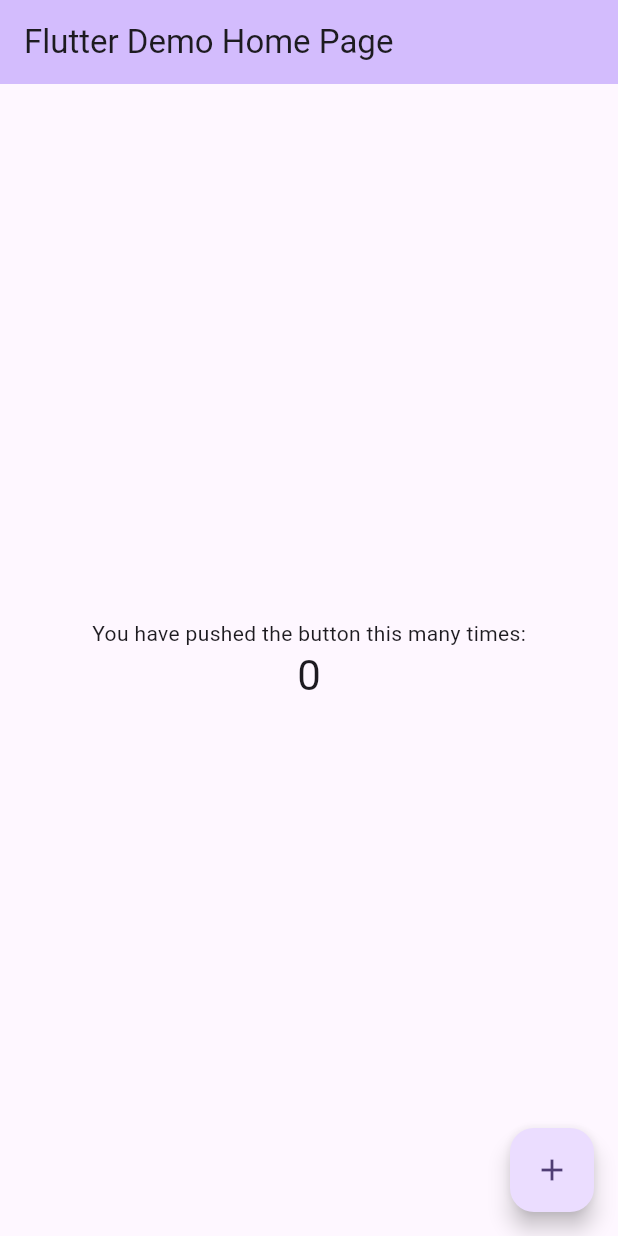
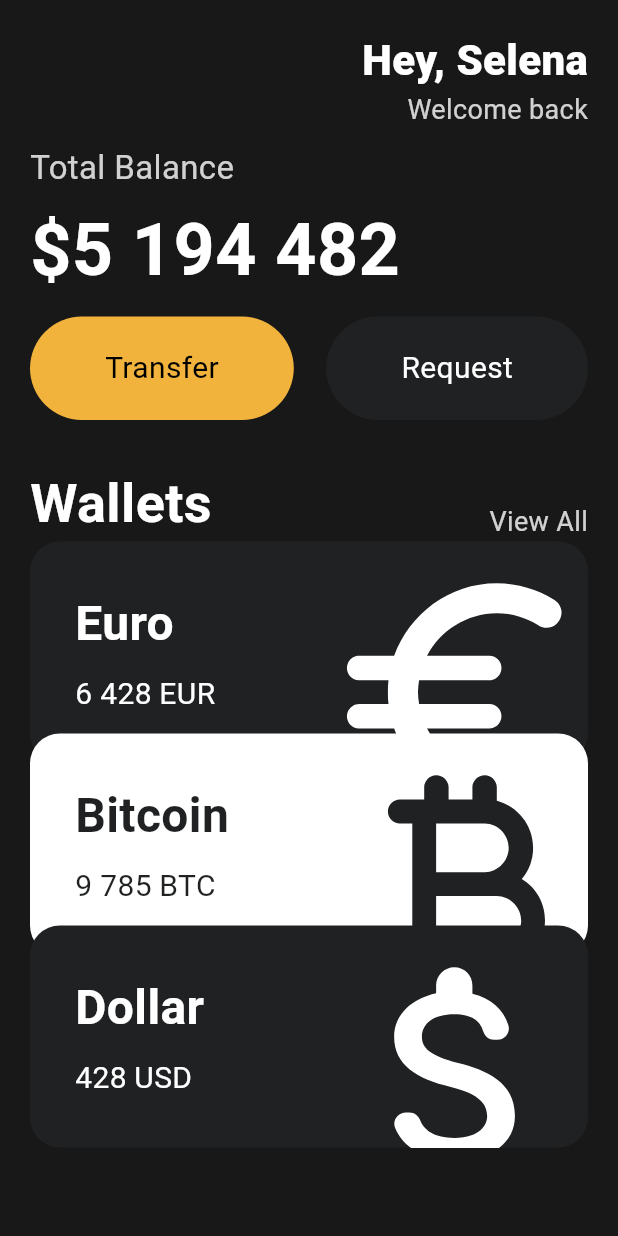
Before and after one commit to Meconic/FlutterStudy_24, a Flutter app: the screen it shows after launch, on a phone screen of 412 x 824 dp. Run offline on Flutter 3.47's test engine with Material 3 defaults, Android fonts, the phone set to English and light mode, and no system bars.

Commit message:
노마드 코드 CurrencyApp 스터디

```diff
--- a/lib/study1.dart
+++ b/lib/Study/dart1.dart
@@ -6,7 +6,7 @@ void main() {
 
 void study1() {
   // dynamic
-  var name;
+  Object name;
   name = 'HM';
   name = 12;
   name = true;
@@ -33,13 +33,13 @@ void study2() {
 }
 
 void study3() {
-  final name = 'nico';
-  final String name2 = 'nico';
+  const name = 'nico';
+  const String name2 = 'nico';
   // name = 'nico2' X
 }
 
 void study4() {
-  late final name;
+  late final String name;
   // print(name) X
   name = "nico";
   print(name);
@@ -47,7 +47,7 @@ void study4() {
 
 void study5() {
   // compile-time constant
-  const max_aplication_key = '121212'; //compile-time 절대 값 컴파일 될때 생성\
+  const maxAplicationKey = '121212'; //compile-time 절대 값 컴파일 될때 생성\
   int i = 12; // 작은 메서드내 에서는 var 사용 class 는 자료형 정의해주자
   var name = 'la';
   i = 1212121212;
--- a/lib/Player.dart
+++ b/lib/Study/dart2.dart
@@ -32,10 +32,10 @@ void main() {
     {"name": "nico", "xp": 12, "team": "red"}
   ];
 
-  apiData.forEach((playerJson) {
+  for (var playerJson in apiData) {
     var player = Player.fromJson(playerJson);
     player.sayHi();
-  });
+  }
 
   var nico = Player(name: 'nico', xp: 12, team: Team.red);
   var potato = nico
--- /dev/null
+++ b/lib/Study/flutter.dart
@@ -0,0 +1,29 @@
+import 'package:flutter/material.dart';
+
+class Player {
+  String? name = 'nico';
+
+  Player();
+}
+
+void main() {
+  var nico = Player();
+  runApp(const MyApp());
+}
+
+class MyApp extends StatelessWidget {
+  const MyApp({super.key});
+
+  @override
+  Widget build(BuildContext context) {
+    return MaterialApp(
+      home: Scaffold(
+          appBar: AppBar(
+            title: const Text('Hello flutter!'),
+          ),
+          body: const Center(
+            child: Text('Hello World!'),
+          )),
+    );
+  }
+}
--- a/lib/main.dart
+++ b/lib/main.dart
@@ -1,125 +1,139 @@
 import 'package:flutter/material.dart';
+import 'package:untitled/widgets/button.dart';
+import 'package:untitled/widgets/currency_card.dart';
+
+const taxAmount = 15;
+const priceAmount = 30;
+
+var finalPrice = taxAmount + priceAmount; // 15+30 = 45
 
 void main() {
-  runApp(const MyApp());
+  runApp(const App());
 }
 
-class MyApp extends StatelessWidget {
-  const MyApp({super.key});
+class App extends StatelessWidget {
+  const App({super.key});
 
-  // This widget is the root of your application.
   @override
   Widget build(BuildContext context) {
     return MaterialApp(
-      title: 'Flutter Demo',
-      theme: ThemeData(
-        // This is the theme of your application.
-        //
-        // TRY THIS: Try running your application with "flutter run". You'll see
-        // the application has a purple toolbar. Then, without quitting the app,
-        // try changing the seedColor in the colorScheme below to Colors.green
-        // and then invoke "hot reload" (save your changes or press the "hot
-        // reload" button in a Flutter-supported IDE, or press "r" if you used
-        // the command line to start the app).
-        //
-        // Notice that the counter didn't reset back to zero; the application
-        // state is not lost during the reload. To reset the state, use hot
-        // restart instead.
-        //
-        // This works for code too, not just values: Most code changes can be
-        // tested with just a hot reload.
-        colorScheme: ColorScheme.fromSeed(seedColor: Colors.deepPurple),
-        useMaterial3: true,
+      home: Scaffold(
+        backgroundColor: const Color(0xFF181818),
+        body: Padding(
+          padding: const EdgeInsets.symmetric(horizontal: 20),
+          child: Column(
+            crossAxisAlignment: CrossAxisAlignment.start,
+            children: [
+              const SizedBox(
+                height: 20,
               ),
-      home: const MyHomePage(title: 'Flutter Demo Home Page'),
-    );
-  }
-}
-
-class MyHomePage extends StatefulWidget {
-  const MyHomePage({super.key, required this.title});
-
-  // This widget is the home page of your application. It is stateful, meaning
-  // that it has a State object (defined below) that contains fields that affect
-  // how it looks.
-
-  // This class is the configuration for the state. It holds the values (in this
-  // case the title) provided by the parent (in this case the App widget) and
-  // used by the build method of the State. Fields in a Widget subclass are
-  // always marked "final".
-
-  final String title;
-
-  @override
-  State<MyHomePage> createState() => _MyHomePageState();
-}
-
-class _MyHomePageState extends State<MyHomePage> {
-  int _counter = 0;
-
-  void _incrementCounter() {
-    setState(() {
-      // This call to setState tells the Flutter framework that something has
-      // changed in this State, which causes it to rerun the build method below
-      // so that the display can reflect the updated values. If we changed
-      // _counter without calling setState(), then the build method would not be
-      // called again, and so nothing would appear to happen.
-      _counter++;
-    });
-  }
-
-  @override
-  Widget build(BuildContext context) {
-    // This method is rerun every time setState is called, for instance as done
-    // by the _incrementCounter method above.
-    //
-    // The Flutter framework has been optimized to make rerunning build methods
-    // fast, so that you can just rebuild anything that needs updating rather
-    // than having to individually change instances of widgets.
-    return Scaffold(
-      appBar: AppBar(
-        // TRY THIS: Try changing the color here to a specific color (to
-        // Colors.amber, perhaps?) and trigger a hot reload to see the AppBar
-        // change color while the other colors stay the same.
-        backgroundColor: Theme.of(context).colorScheme.inversePrimary,
-        // Here we take the value from the MyHomePage object that was created by
-        // the App.build method, and use it to set our appbar title.
-        title: Text(widget.title),
-      ),
-      body: Center(
-        // Center is a layout widget. It takes a single child and positions it
-        // in the middle of the parent.
-        child: Column(
-          // Column is also a layout widget. It takes a list of children and
-          // arranges them vertically. By default, it sizes itself to fit its
-          // children horizontally, and tries to be as tall as its parent.
-          //
-          // Column has various properties to control how it sizes itself and
-          // how it positions its children. Here we use mainAxisAlignment to
-          // center the children vertically; the main axis here is the vertical
-          // axis because Columns are vertical (the cross axis would be
-          // horizontal).
-          //
-          // TRY THIS: Invoke "debug painting" (choose the "Toggle Debug Paint"
-          // action in the IDE, or press "p" in the console), to see the
-          // wireframe for each widget.
-          mainAxisAlignment: MainAxisAlignment.center,
-          children: <Widget>[
-            const Text(
-              'You have pushed the button this many times:',
+              const Row(
+                mainAxisAlignment: MainAxisAlignment.end,
+                children: [
+                  Column(
+                    crossAxisAlignment: CrossAxisAlignment.end,
+                    children: [
+                      Text(
+                        'Hey, Selena',
+                        style: TextStyle(
+                            color: Colors.white,
+                            fontSize: 28,
+                            fontWeight: FontWeight.w800),
                       ),
                       Text(
-              '$_counter',
-              style: Theme.of(context).textTheme.headlineMedium,
+                        'Welcome back',
+                        style: TextStyle(
+                          color: Color.fromRGBO(255, 255, 255, 0.8),
+                          fontSize: 18,
+                        ),
+                      )
+                    ],
+                  )
+                ],
+              ),
+              const SizedBox(
+                height: 10, // 120
+              ),
+              Text(
+                'Total Balance',
+                style: TextStyle(
+                    fontSize: 22, color: Colors.white.withOpacity(0.8)),
+              ),
+              const SizedBox(
+                height: 5,
+              ),
+              const Text(
+                '\$5 194 482',
+                style: TextStyle(
+                    fontSize: 48,
+                    fontWeight: FontWeight.w600,
+                    color: Colors.white),
+              ),
+              const SizedBox(height: 10),
+              const Row(
+                mainAxisAlignment: MainAxisAlignment.spaceBetween,
+                children: [
+                  Button(
+                      text: 'Transfer',
+                      bgColor: Color(0xFFF1B33B),
+                      textColor: Colors.black),
+                  Button(
+                      text: 'Request',
+                      bgColor: Color(0xFF1F2123),
+                      textColor: Colors.white)
+                ],
+              ),
+              const SizedBox(
+                height: 30,
+              ),
+              Row(
+                crossAxisAlignment: CrossAxisAlignment.end,
+                mainAxisAlignment: MainAxisAlignment.spaceBetween,
+                children: [
+                  const Text(
+                    'Wallets',
+                    style: TextStyle(
+                        color: Colors.white,
+                        fontSize: 36,
+                        fontWeight: FontWeight.w600),
+                  ),
+                  Text(
+                    'View All',
+                    style: TextStyle(
+                      color: Colors.white.withOpacity(0.8),
+                      fontSize: 18,
+                    ),
+                  ),
+                ],
+              ),
+              const CurrencyCard(
+                name: 'Euro',
+                code: 'EUR',
+                amount: '6 428',
+                icon: Icons.euro_rounded,
+                isInverted: false,
+                offsetY: 0,
+              ),
+              const CurrencyCard(
+                name: 'Bitcoin',
+                code: 'BTC',
+                amount: '9 785',
+                icon: Icons.currency_bitcoin_rounded,
+                isInverted: true,
+                offsetY: -20,
+              ),
+              const CurrencyCard(
+                name: 'Dollar',
+                code: 'USD',
+                amount: '428',
+                icon: Icons.attach_money_rounded,
+                isInverted: false,
+                offsetY: -40,
               ),
             ],
           ),
         ),
-      floatingActionButton: FloatingActionButton(
-        onPressed: _incrementCounter,
-        tooltip: 'Increment',
-        child: const Icon(Icons.add),
-      ), // This trailing comma makes auto-formatting nicer for build methods.
+      ),
     );
   }
 }
--- /dev/null
+++ b/lib/widgets/button.dart
@@ -0,0 +1,31 @@
+import 'package:flutter/material.dart';
+
+class Button extends StatelessWidget {
+  final String text;
+  final Color bgColor;
+  final Color textColor;
+
+  const Button(
+      {super.key,
+      required this.text,
+      required this.bgColor,
+      required this.textColor});
+
+  @override
+  Widget build(BuildContext context) {
+    return Container(
+      decoration: BoxDecoration(
+          color: bgColor, borderRadius: BorderRadius.circular(45)),
+      child: Padding(
+        padding: const EdgeInsets.symmetric(
+          vertical: 20,
+          horizontal: 50,
+        ),
+        child: Text(
+          text,
+          style: TextStyle(fontSize: 20, color: textColor),
+        ),
+      ),
+    );
+  }
+}
--- /dev/null
+++ b/lib/widgets/currency_card.dart
@@ -0,0 +1,87 @@
+import 'package:flutter/material.dart';
+
+class CurrencyCard extends StatelessWidget {
+  final String name, code, amount;
+  final IconData icon;
+  final bool isInverted;
+  final double offsetY;
+
+  final _blackColor = const Color(0xFF1F2123);
+
+  const CurrencyCard(
+      {super.key,
+      required this.name,
+      required this.code,
+      required this.amount,
+      required this.icon,
+      required this.isInverted,
+      required this.offsetY});
+
+  @override
+  Widget build(BuildContext context) {
+    return Transform.translate(
+      offset: Offset(0, offsetY),
+      child: Container(
+        clipBehavior: Clip.hardEdge,
+        decoration: BoxDecoration(
+            color: isInverted ? Colors.white : _blackColor,
+            borderRadius: BorderRadius.circular(20)),
+        child: Padding(
+          padding: const EdgeInsets.all(30),
+          child: Row(
+            mainAxisAlignment: MainAxisAlignment.spaceBetween,
+            children: [
+              Column(
+                crossAxisAlignment: CrossAxisAlignment.start,
+                children: [
+                  Text(
+                    name,
+                    style: TextStyle(
+                        color: isInverted ? _blackColor : Colors.white,
+                        fontSize: 32,
+                        fontWeight: FontWeight.w600),
+                  ),
+                  const SizedBox(
+                    height: 10,
+                  ),
+                  Row(
+                    children: [
+                      Text(
+                        amount,
+                        style: TextStyle(
+                          color: isInverted ? _blackColor : Colors.white,
+                          fontSize: 20,
+                        ),
+                      ),
+                      const SizedBox(
+                        width: 5,
+                      ),
+                      Text(
+                        code,
+                        style: TextStyle(
+                          color: isInverted ? _blackColor : Colors.white,
+                          fontSize: 20,
+                        ),
+                      ),
+                    ],
+                  ),
+                ],
+              ),
+              Transform.scale(
+                scale: 2.2,
+                child: Transform.translate(
+                  offset: const Offset(-5, 12),
+                  child: Icon(
+                    icon,
+                    color: isInverted ? _blackColor : Colors.white,
+                    size: 88,
+                  ),
+                ),
+              ),
+            ],
+          ),
+        ),
+      ),
+    );
+  }
+}
```
Also changed, not shown: 1 other file. Lines whose indentation alone changed are shown as unchanged.
